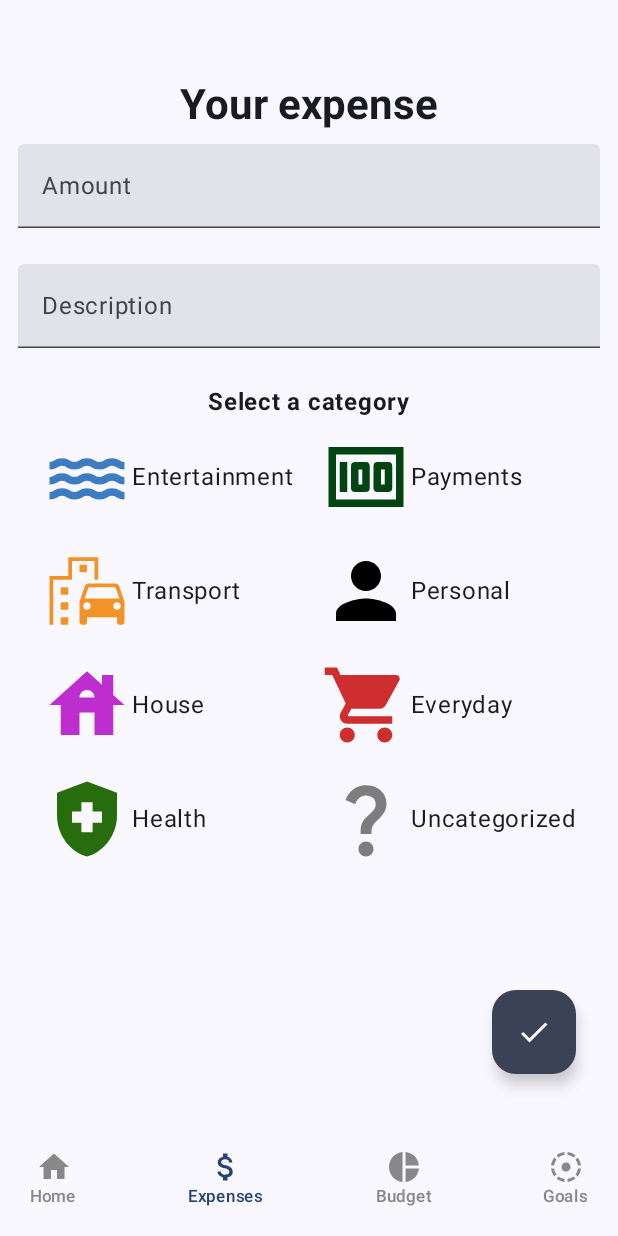
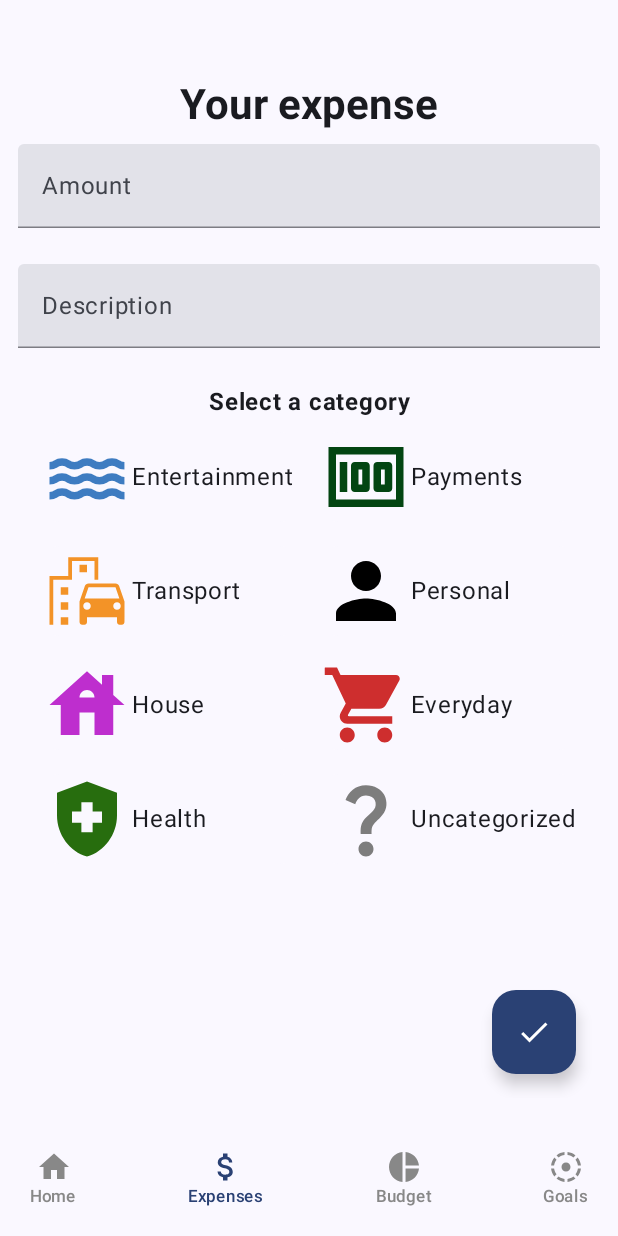
Before and after one commit to PiotrDynia/Spendee, an Android app built with Jetpack Compose: the ExpensesScreen screen opened through its navigation route, after a tap on "Add expense", on a phone screen of 412 x 824 dp. Run offline under Robolectric (Android 15) with nearby library versions, the phone set to English and light mode, and no system bars; our stand-ins replace Dagger/Hilt's generated code, Room's generated code; 1 other tap on this screen came first.

Commit message:
expenses screens styled

```diff
--- a/app/src/main/java/com/example/spendee/ui/expenses/screens/AddEditExpenseScreen.kt
+++ b/app/src/main/java/com/example/spendee/ui/expenses/screens/AddEditExpenseScreen.kt
@@ -21,20 +21,23 @@ import androidx.compose.material3.SnackbarHost
 import androidx.compose.material3.SnackbarHostState
 import androidx.compose.material3.Text
 import androidx.compose.material3.TextField
+import androidx.compose.material3.TextFieldDefaults
 import androidx.compose.runtime.Composable
 import androidx.compose.runtime.LaunchedEffect
 import androidx.compose.runtime.remember
 import androidx.compose.ui.Alignment
 import androidx.compose.ui.Modifier
+import androidx.compose.ui.graphics.Color
 import androidx.compose.ui.platform.LocalContext
 import androidx.compose.ui.res.stringResource
 import androidx.compose.ui.text.font.FontWeight
+import androidx.compose.ui.text.style.TextAlign
 import androidx.compose.ui.unit.dp
 import com.example.spendee.R
 import com.example.spendee.data.entities.ExpenseCategory
+import com.example.spendee.ui.expenses.components.CategoryCard
 import com.example.spendee.ui.expenses.state.AddEditExpenseEvent
 import com.example.spendee.ui.expenses.state.AddEditExpenseState
-import com.example.spendee.ui.expenses.components.CategoryCard
 import com.example.spendee.util.UiEvent
 import com.example.spendee.util.isValidNumberInput
 import kotlinx.coroutines.flow.Flow
@@ -69,11 +72,13 @@ fun AddEditExpenseScreen(
                 onClick = {
                     onEvent(AddEditExpenseEvent.OnSaveExpenseClick)
                 },
-                containerColor = MaterialTheme.colorScheme.secondary
+                containerColor = MaterialTheme.colorScheme.primary,
+                contentColor = Color.White
             ) {
                 Icon(
                     imageVector = Icons.Default.Check,
-                    contentDescription = stringResource(R.string.save)
+                    contentDescription = stringResource(R.string.save),
+                    tint = Color.White
                 )
             }
         }
@@ -86,7 +91,8 @@ fun AddEditExpenseScreen(
             Text(
                 text = stringResource(R.string.your_expense),
                 style = MaterialTheme.typography.headlineMedium.copy(
-                    fontWeight = FontWeight.Bold
+                    fontWeight = FontWeight.Bold,
+                    color = MaterialTheme.colorScheme.onBackground
                 )
             )
             TextField(
@@ -97,7 +103,11 @@ fun AddEditExpenseScreen(
                     }
                 },
                 placeholder = { Text(stringResource(R.string.amount)) },
-                modifier = Modifier.fillMaxWidth()
+                modifier = Modifier.fillMaxWidth(),
+                colors = TextFieldDefaults.colors(
+                    focusedIndicatorColor = MaterialTheme.colorScheme.primary,
+                    unfocusedIndicatorColor = MaterialTheme.colorScheme.onSurface.copy(alpha = 0.5f)
+                )
             )
             Spacer(modifier = Modifier.height(8.dp))
             TextField(
@@ -112,10 +122,22 @@ fun AddEditExpenseScreen(
                 },
                 modifier = Modifier.fillMaxWidth(),
                 singleLine = false,
-                maxLines = 2
+                maxLines = 2,
+                colors = TextFieldDefaults.colors(
+                    focusedIndicatorColor = MaterialTheme.colorScheme.primary,
+                    unfocusedIndicatorColor = MaterialTheme.colorScheme.onSurface.copy(alpha = 0.5f)
+                )
             )
             Spacer(modifier = Modifier.height(8.dp))
-            Text(text = stringResource(R.string.select_a_category), fontWeight = FontWeight.Bold)
+            Text(
+                text = stringResource(R.string.select_a_category),
+                fontWeight = FontWeight.Bold,
+                style = MaterialTheme.typography.bodyLarge,
+                color = MaterialTheme.colorScheme.onBackground,
+                textAlign = TextAlign.Center,
+                modifier = Modifier
+                    .fillMaxWidth()
+            )
             LazyVerticalGrid(
                 columns = GridCells.Fixed(2),
                 contentPadding = PaddingValues(horizontal = 16.dp),
--- a/app/src/main/java/com/example/spendee/ui/expenses/screens/ExpensesScreen.kt
+++ b/app/src/main/java/com/example/spendee/ui/expenses/screens/ExpensesScreen.kt
@@ -8,6 +8,7 @@ import androidx.compose.foundation.shape.CircleShape
 import androidx.compose.material.icons.Icons
 import androidx.compose.material.icons.filled.Add
 import androidx.compose.material3.FloatingActionButton
+import androidx.compose.material3.FloatingActionButtonDefaults
 import androidx.compose.material3.Icon
 import androidx.compose.material3.MaterialTheme
 import androidx.compose.material3.Scaffold
@@ -19,14 +20,15 @@ import androidx.compose.runtime.Composable
 import androidx.compose.runtime.LaunchedEffect
 import androidx.compose.runtime.remember
 import androidx.compose.ui.Modifier
+import androidx.compose.ui.graphics.Color
 import androidx.compose.ui.platform.LocalContext
 import androidx.compose.ui.res.stringResource
 import androidx.compose.ui.tooling.preview.Preview
 import androidx.compose.ui.unit.dp
 import com.example.spendee.R
 import com.example.spendee.data.entities.Expense
+import com.example.spendee.ui.expenses.components.ExpensesColumn
 import com.example.spendee.ui.expenses.state.ExpensesEvent
-import com.example.spendee.ui.expenses.components.ExpensesColumn
 import com.example.spendee.util.UiEvent
 import kotlinx.coroutines.flow.Flow
 import kotlinx.coroutines.flow.flow
@@ -68,9 +70,15 @@ fun ExpensesScreen(
                     onEvent(ExpensesEvent.OnAddExpenseClick)
                 },
                 shape = CircleShape,
-                containerColor = MaterialTheme.colorScheme.secondary
+                containerColor = MaterialTheme.colorScheme.primary,
+                contentColor = Color.White,
+                elevation = FloatingActionButtonDefaults.elevation(8.dp)
             ) {
-                Icon(imageVector = Icons.Default.Add, contentDescription = stringResource(R.string.add_expense))
+                Icon(
+                    imageVector = Icons.Default.Add,
+                    contentDescription = stringResource(R.string.add_expense),
+                    tint = Color.White
+                )
             }
         },
         snackbarHost = { SnackbarHost(hostState = snackbarHostState)}
@@ -80,7 +88,11 @@ fun ExpensesScreen(
                 .fillMaxSize()
                 .background(MaterialTheme.colorScheme.primaryContainer)
         ) {
-            ExpensesColumn(expenses = expenses, onEvent = onEvent, modifier = modifier.padding(16.dp))
+            ExpensesColumn(
+                expenses = expenses,
+                onEvent = onEvent,
+                modifier = modifier.padding(16.dp)
+            )
         }
     }
 }
```
Also changed, not shown: app/src/main/java/com/example/spendee/ui/expenses/components/ExpenseCard.kt (+25 -6 lines), app/src/main/java/com/example/spendee/ui/expenses/components/ExpensesColumn.kt (+6 -3 lines).
